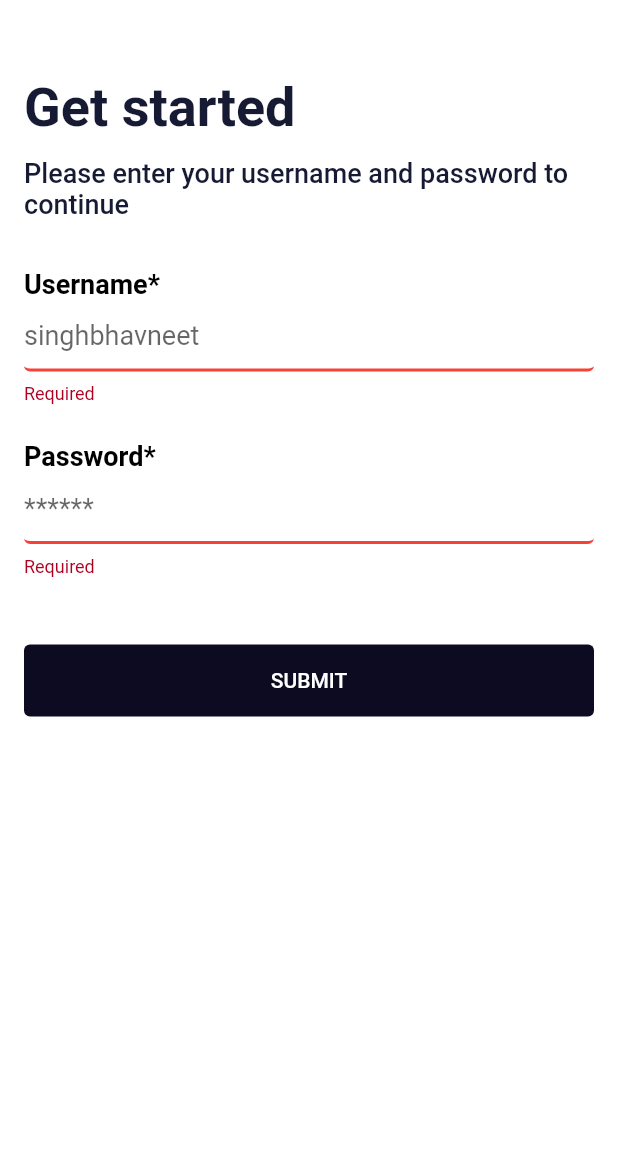
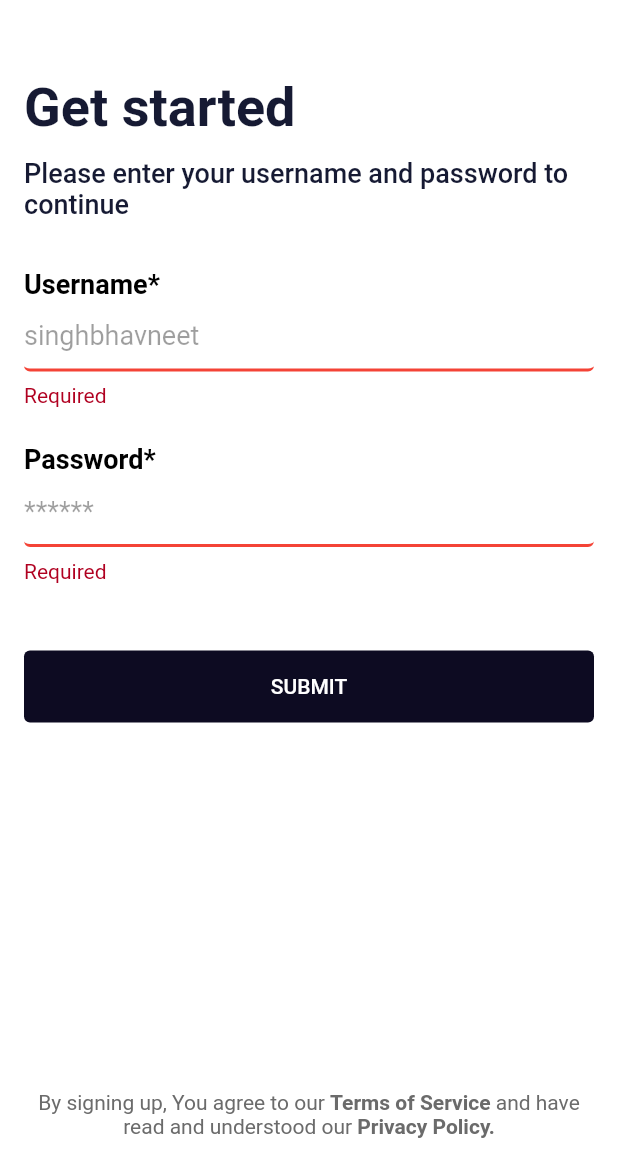
Before and after one commit to developerpaaji/ninjastudy, a Flutter app: the screen it shows after launch, after a tap on "SUBMIT", on a phone screen of 412 x 824 dp, the part 80-1236 px from its top. Run offline on Flutter 3.47's test engine with Material 2 defaults, Android fonts, the phone set to English and light mode, and no system bars; our stand-ins replace dio, equatable, flutter_bloc, get_it, logger, lottie and 2 more; missing offline and left inert: string_similarity; accounts and stored records are empty.

Commit message:
Add theme and meta changes

```diff
--- a/lib/utils/meta/asset.dart
+++ b/lib/utils/meta/asset.dart
@@ -10,8 +10,11 @@ class MetaAsset {
     return Provider.of<MetaAsset>(context, listen: false);
   }
 
-  static getAssetPath(String asset) => "assets/images/$asset";
+  _getImagePath(String asset) => "assets/images/$asset";
+  _getLottiePath(String asset) => "assets/lottie/$asset";
 
-  String get banner => getAssetPath("banner.png");
-  String get logo => getAssetPath("logo.jpeg");
+  String get banner => _getImagePath("banner.png");
+  String get logo => _getImagePath("logo.jpeg");
+  String get lottieAI => _getLottiePath("ai.json");
+  String get lottieTyping => _getLottiePath("typing-status.json");
 }
--- a/lib/utils/meta/color.dart
+++ b/lib/utils/meta/color.dart
@@ -1,5 +1,6 @@
 import 'package:flutter/material.dart';
 import 'package:provider/provider.dart';
+import 'package:study/providers/theme.dart';
 
 class MetaColor {
   final BuildContext context;
@@ -9,4 +10,11 @@ class MetaColor {
   static MetaColor of(BuildContext context) {
     return Provider.of<MetaColor>(context);
   }
+
+  Color get materialAccent => const Color(0xffeeeeee);
+  Color get fabDisabled => Colors.teal;
+  Color get black =>
+      ThemeProvider.of(context).isLight ? Colors.black : Colors.white;
+  Color get white =>
+      ThemeProvider.of(context).isLight ? Colors.white : Colors.black;
 }
--- a/lib/utils/meta/text.dart
+++ b/lib/utils/meta/text.dart
@@ -19,4 +19,17 @@ class MetaText {
   String get password => "Password";
   String get passwordHint => "******";
   String get submit => "Submit";
+  String get conversations => "Conversations";
+  String get bySigningUp => "By signing up, You agree to our ";
+  String get haveRead => " and have read and understood our ";
+  String get privacyPolicy => "Privacy Policy.";
+  String get termsOfService => "Terms of Service";
+  String get chat => "Chat";
+  String get cancel => "Cancel";
+  String get listening => 'Listening...';
+  String get startConversation => "Start conversation";
+  String get micPermissionNotGiven => "Mic Permission not given";
+  String get anonymous => "Anonymous";
+  String get startConversationDescription =>
+      "Click on '+' button to start your english training with A.I";
 }
--- a/lib/utils/theme.dart
+++ b/lib/utils/theme.dart
@@ -2,12 +2,14 @@ import 'package:flutter/material.dart';
 
 const double _fontSizeSubtitle = 14;
 const double _fontSizeTitle = 16;
-const double _appBarTitleSize = 22;
+const double _appBarTitleSize = 18;
 const double _appBarIconSize = 24;
-const double _appBarElevation = 2;
+const double _appBarElevation = 0.5;
 const double _fontSizeHeadline6 = 18;
+const double _fontSizeHeadline5 = 22;
 const double _fontSizeHeadline2 = 36;
 const double _labelFontSize = 18;
+const double _fontSizeExtraSmall = 14;
 
 const buttonPadding = EdgeInsets.symmetric(vertical: 16, horizontal: 54);
 ThemeData _createTheme(
@@ -57,6 +59,16 @@ ThemeData _createTheme(
         fontWeight: FontWeight.w500,
         fontSize: _fontSizeHeadline6,
       ),
+      headline5: TextStyle(
+        color: titleColor,
+        fontWeight: FontWeight.w700,
+        fontSize: _fontSizeHeadline5,
+      ),
+      caption: TextStyle(
+        color: subtitleColor,
+        fontSize: _fontSizeExtraSmall,
+      ),
+      bodyText2: TextStyle(color: titleColor),
       headline2: TextStyle(
         color: titleColor,
         fontSize: _fontSizeHeadline2,
@@ -154,6 +166,7 @@ ThemeData get appLightTheme {
     shadowColor: Colors.black.withOpacity(0.1),
     subtitleColor: const Color(0xff6B6B6B),
     labelColor: Colors.black,
+    hintColor: Colors.black38,
     focusedBorderColor: const Color(0xffBEBEBE),
     errorBorderColor: Colors.red,
     buttonBackground: const Color(0xff0D0B22),
```
Also changed, not shown: lib/utils/color.dart (added, +38 -0 lines).
